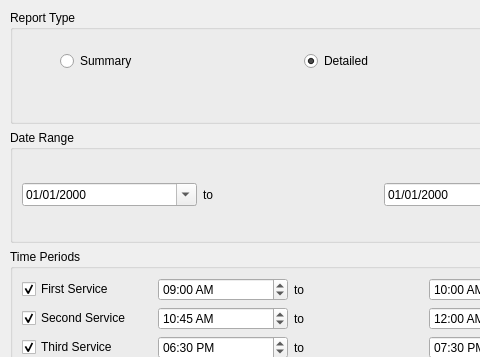
Old version of the form resources/forms/auditdetaildialog.ui in the repository zonArt/openlp; both pictures show x 0 to 480 and y 0 to 357 of the 593 by 501 pixel window.
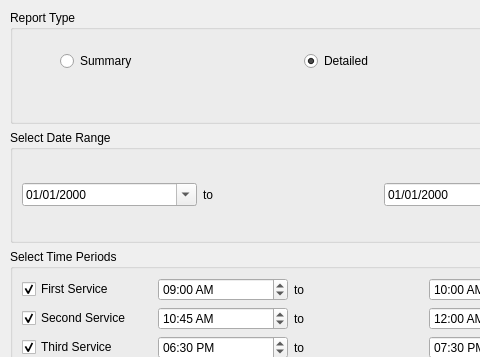
New version of the form. Icons and pictures are not drawn.

```diff
--- a/resources/forms/auditdetaildialog.ui
+++ b/resources/forms/auditdetaildialog.ui
@@ -108,7 +108,7 @@
     <item>
      <widget class="QGroupBox" name="DateRangeGroupBox">
       <property name="title">
-       <string>Date Range</string>
+       <string>Select Date Range</string>
       </property>
       <layout class="QVBoxLayout" name="verticalLayout_2">
        <item>
@@ -148,7 +148,7 @@
     <item>
      <widget class="QGroupBox" name="TimePeriodGroupBox">
       <property name="title">
-       <string>Time Periods</string>
+       <string>Select Time Periods</string>
       </property>
       <layout class="QVBoxLayout" name="verticalLayout">
        <item>
```
Left out of the diff: 68 changed lines with no effect on the pictures.
